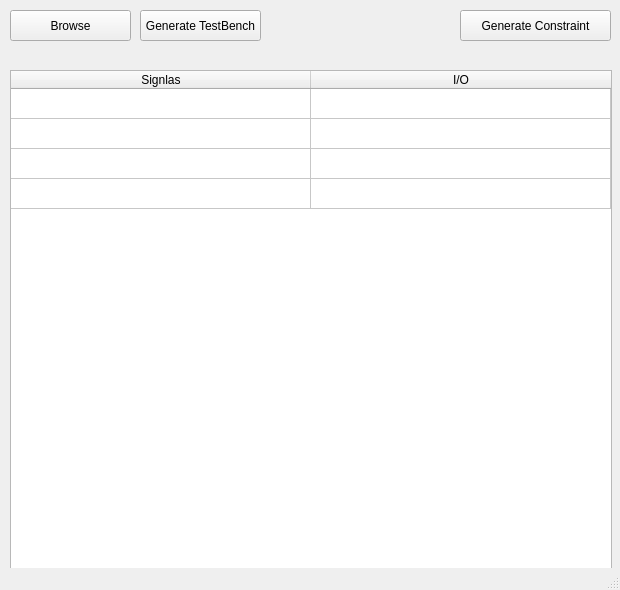
First picture: the form in misc/gui_design.ui, repository Fint0r/FPGA_Tools, before the edit.
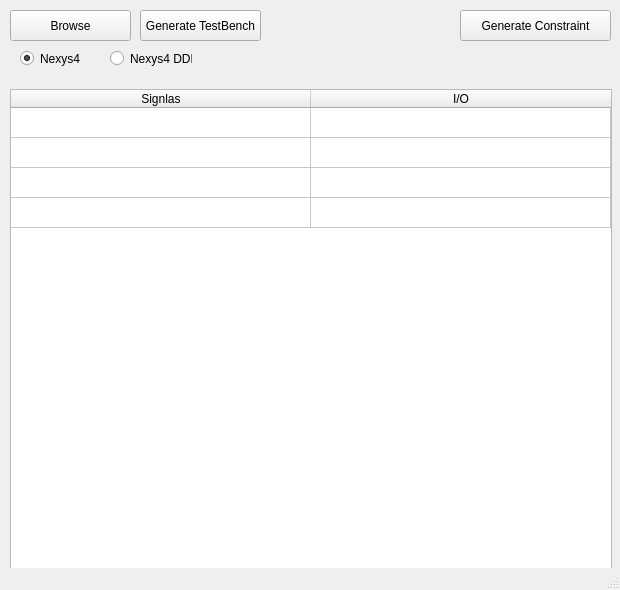
Second picture: the form after the edit.

```diff
--- a/misc/gui_design.ui
+++ b/misc/gui_design.ui
@@ -44,11 +44,17 @@
     <property name="geometry">
      <rect>
       <x>10</x>
-      <y>70</y>
+      <y>89</y>
       <width>602</width>
-      <height>500</height>
+      <height>481</height>
      </rect>
     </property>
+    <property name="sizePolicy">
+     <sizepolicy hsizetype="Expanding" vsizetype="Expanding">
+      <horstretch>0</horstretch>
+      <verstretch>0</verstretch>
+     </sizepolicy>
+    </property>
     <attribute name="horizontalHeaderDefaultSectionSize">
      <number>300</number>
     </attribute>
@@ -102,6 +108,35 @@
      <string>Generate Constraint</string>
     </property>
    </widget>
+   <widget class="QRadioButton" name="radioButton">
+    <property name="geometry">
+     <rect>
+      <x>20</x>
+      <y>50</y>
+      <width>82</width>
+      <height>17</height>
+     </rect>
+    </property>
+    <property name="text">
+     <string>Nexys4</string>
+    </property>
+    <property name="checked">
+     <bool>true</bool>
+    </property>
+   </widget>
+   <widget class="QRadioButton" name="radioButton_2">
+    <property name="geometry">
+     <rect>
+      <x>110</x>
+      <y>50</y>
+      <width>82</width>
+      <height>17</height>
+     </rect>
+    </property>
+    <property name="text">
+     <string>Nexys4 DDR</string>
+    </property>
+   </widget>
   </widget>
   <widget class="QStatusBar" name="statusbar"/>
  </widget>
```
